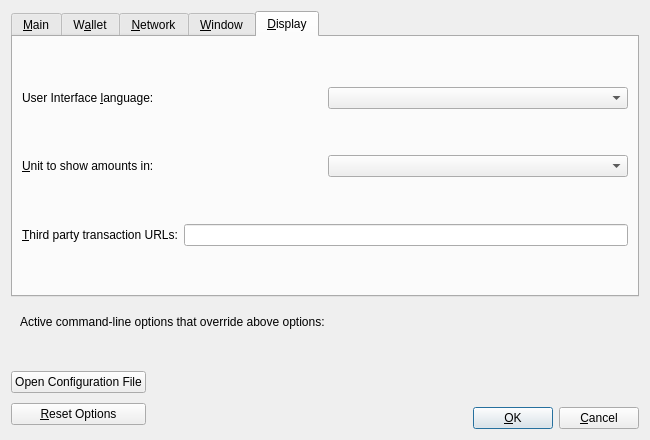
The window that src/qt/forms/optionsdialog.ui (hardwarewise/SIN-core) describes before a commit, drawn with Qt 5.
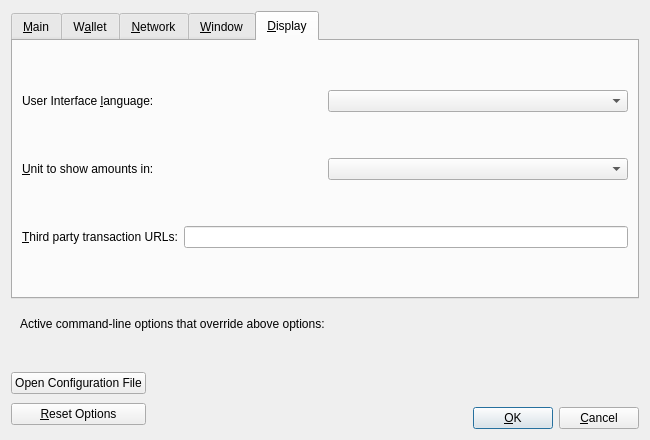
The same window after the commit. Custom widgets are drawn as their Qt base class.

```diff
--- a/src/qt/forms/optionsdialog.ui
+++ b/src/qt/forms/optionsdialog.ui
@@ -19,6 +19,11 @@
   <property name="windowTitle">
    <string>Options</string>
   </property>
+  <property name="styleSheet">
+   <string notr="true">QTabBar::tab { 
+height: 30px;
+}</string>
+  </property>
   <property name="modal">
    <bool>true</bool>
   </property>
```
